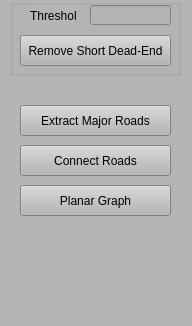
Above: GSMViewer/ControlWidget.ui from gnishida/GSMViewer before the change; both pictures show x 0 to 192 and y 505 to 831 of the 192 by 831 pixel window. Below: the same form after it.
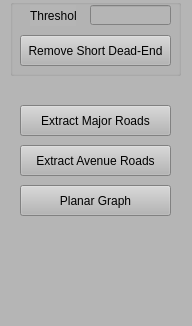
That is the form after the change.

```diff
--- a/GSMViewer/ControlWidget.ui
+++ b/GSMViewer/ControlWidget.ui
@@ -403,7 +403,7 @@
      </rect>
     </property>
     <property name="text">
-     <string>Connect Roads</string>
+     <string>Extract Avenue Roads</string>
     </property>
    </widget>
    <widget class="QPushButton" name="pushButtonPlanarify">
```
Left out of the diff: 2 changed lines with no effect on the pictures.
